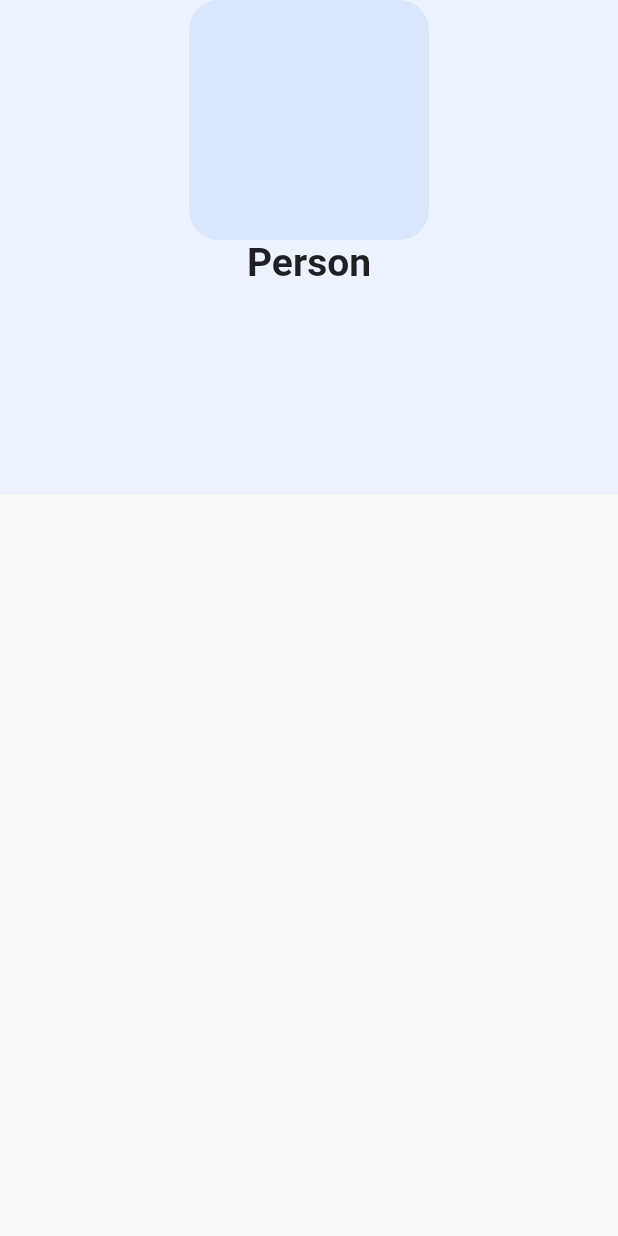
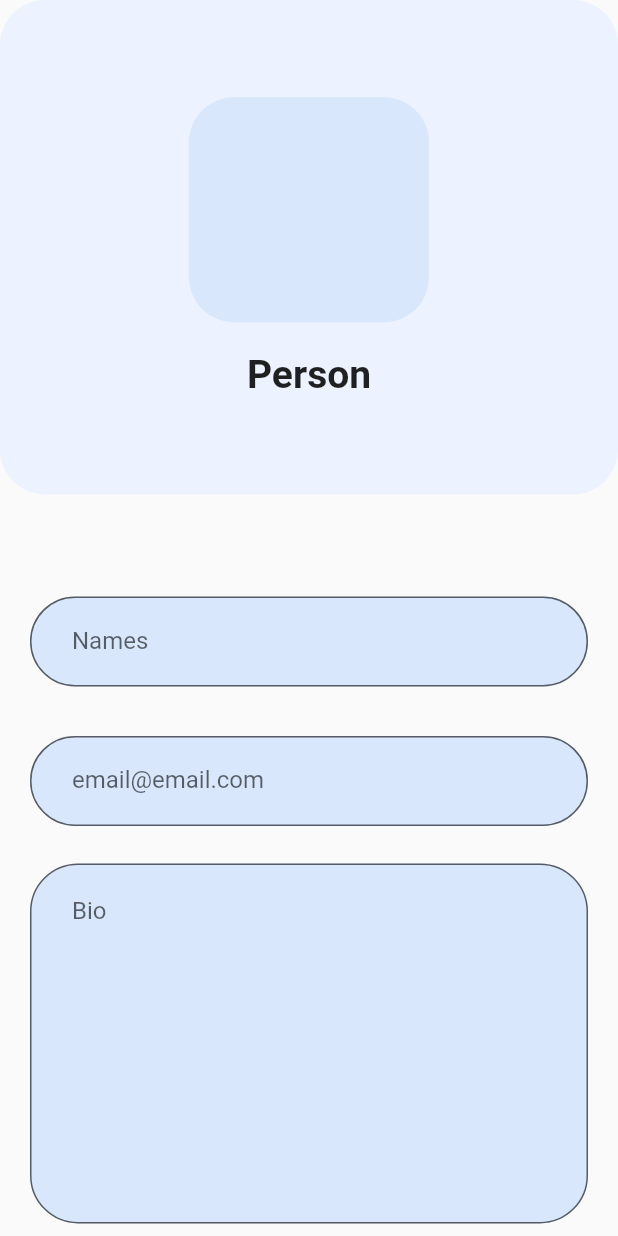
Before and after one commit to gdsc-uba/gdsc_mobile_frontend, a Flutter app: the ProfileScreen screen opened by its route, on a phone screen of 412 x 824 dp. Run offline on Flutter 3.47's test engine with Material 2 defaults, Android fonts, the phone set to English and light mode, and no system bars; our stand-ins replace auto_size_text.

Commit message:
bio text field done

```diff
--- a/lib/views/profile_screen.dart
+++ b/lib/views/profile_screen.dart
@@ -1,5 +1,6 @@
 import 'package:flutter/material.dart';
 import 'package:gdsc_app/utils/constants.dart';
+import 'package:gdsc_app/widgets/auth_formfields.dart';
 
 class ProfileScreen extends StatefulWidget {
   static const profileScreenId = "/profile_screen";
@@ -21,21 +22,70 @@ class _ProfileScreenState extends State<ProfileScreen> {
               Container(
                 height: size.height * 0.4,
                 width: size.width,
-                color: kLightBlue,
+                decoration: BoxDecoration(
+                  color: kLightBlue,
+                  borderRadius: BorderRadius.circular(30.0),
+                ),
                 child: Center(
                   child: Column(
+                    mainAxisAlignment: MainAxisAlignment.center,
                     children: [
                       Container(
-                        height: 160.0,
+                        height: 150.0,
                         width: 160.0,
                         decoration: BoxDecoration(
                           color: kProfileCardBlue,
-                          borderRadius: BorderRadius.circular(20.0),
+                          borderRadius: BorderRadius.circular(30.0),
                         ),
+                      ),
+                      const SizedBox(
+                        height: 20.0,
                       ),
                       Text("Person", style: kH2TextStyle),
                     ],
                   ),
+                ),
+              ),
+              const SizedBox(height: 40.0),
+              Padding(
+                padding: const EdgeInsets.all(20.0),
+                child: Column(
+                  children: [
+                    AuthTextField(
+                      size: size,
+                      title: "Name",
+                      hintText: "Names",
+                      blueFields: true,
+                      showLable: false,
+                    ),
+                    const SizedBox(height: 25.0),
+                    AuthTextField(
+                      size: size,
+                      title: "email",
+                      hintText: "email@email.com",
+                      blueFields: true,
+                      showLable: false,
+                    ),
+                    const SizedBox(height: 25.0),
+                    const SizedBox(
+                        height: 240.0, child: LargerTextArea(hintText: "Bio")),
+                    const SizedBox(height: 25.0),
+                    AuthTextField(
+                      size: size,
+                      title: "Github",
+                      hintText: "Github profile",
+                      blueFields: true,
+                      showLable: false,
+                    ),
+                    const SizedBox(height: 25.0),
+                    AuthTextField(
+                      size: size,
+                      title: "Twitter",
+                      hintText: "Twitter",
+                      blueFields: true,
+                      showLable: false,
+                    ),
+                  ],
                 ),
               ),
             ],
--- a/lib/widgets/auth_formfields.dart
+++ b/lib/widgets/auth_formfields.dart
@@ -9,11 +9,15 @@ class AuthTextField extends StatefulWidget {
     required this.title,
     required this.hintText,
     this.isPasswordField = false,
+    this.blueFields = false,
+    this.showLable = true,
   }) : super(key: key);
 
   final Size size;
   final String title, hintText;
   final bool isPasswordField;
+  final bool blueFields;
+  final bool showLable;
 
   @override
   State<AuthTextField> createState() => _AuthTextFieldState();
@@ -27,17 +31,21 @@ class _AuthTextFieldState extends State<AuthTextField> {
       child: Column(
         crossAxisAlignment: CrossAxisAlignment.start,
         children: [
-          Text(widget.title, style: kH4TextStyle),
+          widget.showLable
+              ? Text(widget.title, style: kH4TextStyle)
+              : const SizedBox(),
           const SizedBox(height: 8.0),
           SizedBox(
             height: 60.0,
             width: widget.size.width,
             child: TextFormField(
-              cursorColor: Colors.green,
+              cursorColor: widget.blueFields ? kProfileCardBlue : Colors.green,
               obscureText: widget.isPasswordField ? obscureText : false,
               decoration: InputDecoration(
                 filled: true,
-                fillColor: kTextFieldFilledColor,
+                fillColor: widget.blueFields
+                    ? kProfileCardBlue
+                    : kTextFieldFilledColor,
                 contentPadding: const EdgeInsets.symmetric(
                     horizontal: 28.0, vertical: 22.0),
                 border: const OutlineInputBorder(
@@ -45,14 +53,16 @@ class _AuthTextFieldState extends State<AuthTextField> {
                     Radius.circular(32.0),
                   ),
                 ),
-                focusedBorder: const OutlineInputBorder(
-                  borderSide: BorderSide(color: Colors.green),
-                  borderRadius: BorderRadius.all(
+                focusedBorder: OutlineInputBorder(
+                  borderSide: BorderSide(
+                      color: widget.blueFields ? Colors.blue : Colors.green),
+                  borderRadius: const BorderRadius.all(
                     Radius.circular(32.0),
                   ),
                 ),
                 hintText: widget.hintText,
-                suffixIconColor: Colors.green,
+                suffixIconColor:
+                    widget.blueFields ? kProfileCardBlue : Colors.green,
                 suffixIcon: !widget.isPasswordField
                     ? null
                     : IconButton(
@@ -75,3 +85,38 @@ class _AuthTextFieldState extends State<AuthTextField> {
     );
   }
 }
+
+class LargerTextArea extends StatelessWidget {
+  const LargerTextArea({super.key, required this.hintText});
+  final String hintText;
+
+  @override
+  Widget build(BuildContext context) {
+    return TextFormField(
+      // cursorColor: widget.blueFields ? kProfileCardBlue : Colors.green,
+      expands: true,
+      maxLines: null,
+      minLines: null,
+      textCapitalization: TextCapitalization.sentences,
+      textAlignVertical: TextAlignVertical.top,
+      decoration: InputDecoration(
+        filled: true,
+        fillColor: kProfileCardBlue,
+        contentPadding:
+            const EdgeInsets.symmetric(horizontal: 28.0, vertical: 22.0),
+        border: const OutlineInputBorder(
+          borderRadius: BorderRadius.all(
+            Radius.circular(32.0),
+          ),
+        ),
+        focusedBorder: const OutlineInputBorder(
+          borderSide: BorderSide(color: Colors.blue),
+          borderRadius: BorderRadius.all(
+            Radius.circular(32.0),
+          ),
+        ),
+        hintText: hintText,
+      ),
+    );
+  }
+}
```
